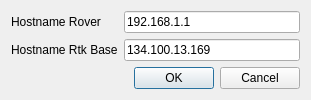
First picture: the form in basestation/connectiondialog.ui, repository wpfhtl/octocopter, before the edit.
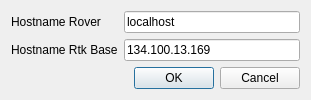
Second picture: the form after the edit.

Patch:
```diff
--- a/basestation/connectiondialog.ui
+++ b/basestation/connectiondialog.ui
@@ -24,7 +24,7 @@
    <item row="0" column="2">
     <widget class="QLineEdit" name="mLineEditHostNameRover">
      <property name="text">
-      <string>192.168.1.1</string>
+      <string>localhost</string>
      </property>
     </widget>
    </item>
```
